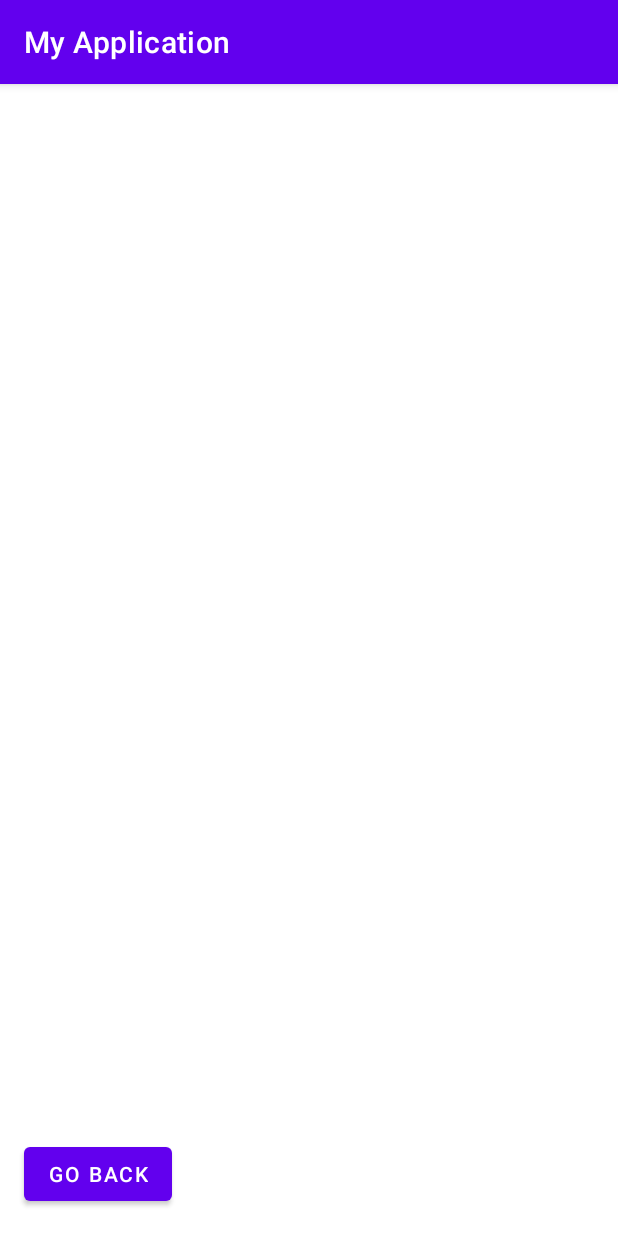
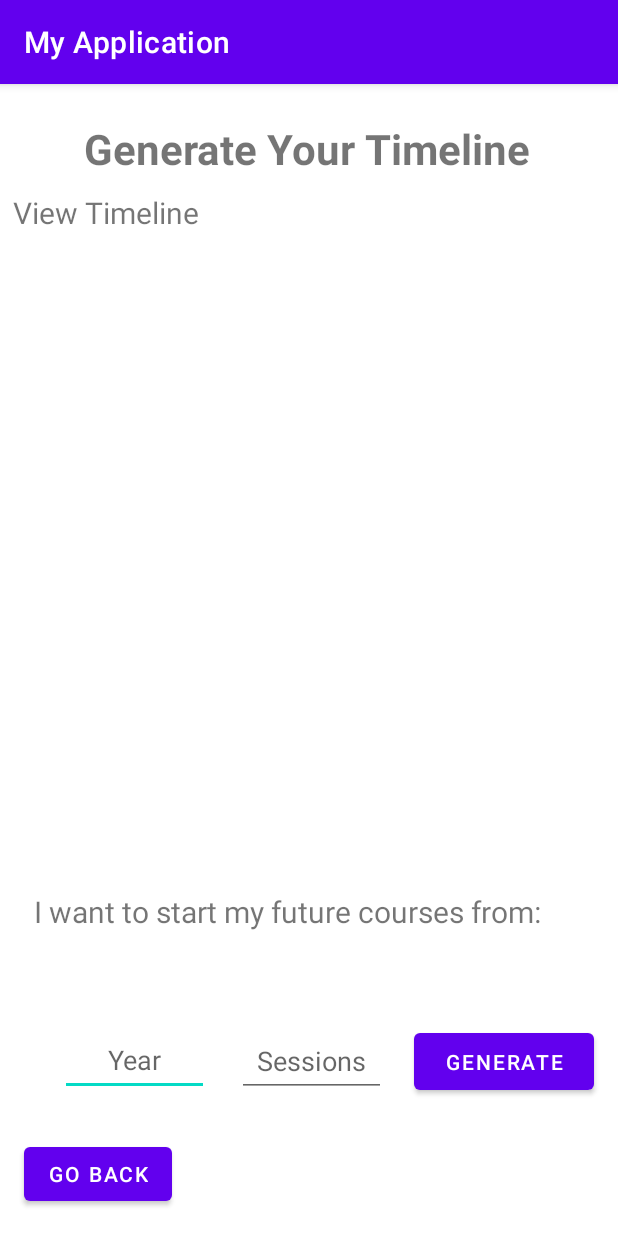
Before and after one commit to RuofanChen03/B07-group6, an Android app: the Student_Generate_Timeline screen opened directly, with no data from a screen before it, on a phone screen of 412 x 824 dp. Run offline under Robolectric (Android 15) with nearby library versions, the phone set to English and light mode, and no system bars.

Commit message:
Designed the UI, framework and some input restrictions of generating timeline in student part.

```diff
--- a/app/src/main/java/com/example/myapplication/Student_Generate_Timeline.java
+++ b/app/src/main/java/com/example/myapplication/Student_Generate_Timeline.java
@@ -1,10 +1,23 @@
 package com.example.myapplication;
+
+import static java.util.Arrays.asList;
 
 import androidx.appcompat.app.AppCompatActivity;
 
 import android.os.Bundle;
+import android.text.style.RelativeSizeSpan;
 import android.view.View;
+import android.widget.ArrayAdapter;
+import android.widget.AutoCompleteTextView;
 import android.widget.Button;
+import android.widget.TextView;
+import android.widget.Toast;
+
+import java.util.ArrayList;
+import java.util.HashSet;
+import java.util.List;
+
+import Student.CourseList;
 
 public class Student_Generate_Timeline extends AppCompatActivity {
 
@@ -12,6 +25,103 @@ public class Student_Generate_Timeline extends AppCompatActivity {
     protected void onCreate(Bundle savedInstanceState) {
         super.onCreate(savedInstanceState);
         setContentView(R.layout.activity_student_generate_timeline);
+
+        //测试数据导入 Sessions
+        List<String> Sessions_Choices = asList("Fall","Winter","Summer");
+
+        //Creating the instance of ArrayAdapter containing list of names
+        ArrayAdapter<String> adapter = new ArrayAdapter<String>(this, android.R.layout.simple_dropdown_item_1line, Sessions_Choices);
+        //Getting the instance of AutoCompleteTextView
+        AutoCompleteTextView Choices =  (AutoCompleteTextView)findViewById(R.id.Session_Choices);
+        Choices.setThreshold(1);//will start working from first character
+        Choices.setAdapter(adapter);//setting the adapter data into the AutoCompleteTextView
+        //Choices.setTextColor(Color.RED);
+
+
+        //测试数据导入 years
+        List<Integer> year_Choices = new ArrayList<Integer>();
+        int year=2022;
+        for(int i=0;i<100;i++){
+            year_Choices.add(year);
+            year+=1;
+        }
+        //Creating the instance of ArrayAdapter containing list of names
+        ArrayAdapter<Integer> adapter_year = new ArrayAdapter<Integer>(this, android.R.layout.simple_dropdown_item_1line, year_Choices);
+        //Getting the instance of AutoCompleteTextView
+        AutoCompleteTextView Choices_Year =  (AutoCompleteTextView)findViewById(R.id.Year_Choice);
+        Choices_Year.setThreshold(1);//will start working from first character
+        Choices_Year.setAdapter(adapter_year);//setting the adapter data into the AutoCompleteTextView
+        //Choices.setTextColor(Color.RED);
+
+        Button generate_real = (Button) findViewById(R.id.GenerateR);
+        generate_real.setOnClickListener(new View.OnClickListener() {
+            @Override
+            public void onClick(View v) {
+
+                AutoCompleteTextView YC = (AutoCompleteTextView) findViewById(R.id.Year_Choice);
+                if (YC.getText().toString().length() == 0 || YC.getText().toString().length()>=6) {
+                    Toast.makeText(Student_Generate_Timeline.this, "The Year is not available now. Please re-enter.", Toast.LENGTH_SHORT).show();
+                    return;
+                }
+                int year =  Integer.parseInt(YC.getText().toString());
+
+                if (!year_Choices.contains(year)){
+                    Toast.makeText(Student_Generate_Timeline.this, "The Year is not available now. Please re-enter.", Toast.LENGTH_SHORT).show();
+                    return;
+                }
+
+                AutoCompleteTextView SSC = (AutoCompleteTextView) findViewById(R.id.Session_Choices);
+                String session =  SSC.getText().toString();
+
+                //判断是否在可选session中
+                if (!Sessions_Choices.contains(session)){
+                    Toast.makeText(Student_Generate_Timeline.this, "Please re-enter the session name in \"\"Fall\",\"Winter\",\"Summer\".", Toast.LENGTH_SHORT).show();
+                    return;
+                }
+
+                //理论上这个页面的现有代码不用改 你看着搞
+
+                //past course hashset 的名字是 Student_Operation.Student_Past_Courses.CourseHAshSet
+                //future course hashset 的名字是 Student_Operation.Student_Future_Courses.CourseHAshSet
+                //all courses hashset的名字是 Student_Operation.AllCourseHashSet
+                //startyear 的名字是 year
+                //startsession的名字是 session
+                //名字就是这么长，直接作为你的参数复制黏贴名字就行
+
+                //Toast.makeText(Student_Generate_Timeline.this, "The Year is not available now. Please re-enter.", Toast.LENGTH_SHORT).show();
+                //上面这一行代码的作用是让屏幕弹一个下面的那个提示，你想用的话直接改这个string的文字，然后放在你想触发的地方就行，其他不用改
+
+                //在这里加你的timeline的method!!
+
+                HashSet<CourseList> TimeLine = new HashSet<CourseList>();
+                //把你method的输出赋值给TimeLine
+
+                String text="";
+
+
+                //生成一会儿会在屏幕上显示的text 这里改成你要在屏幕上显示的文字 你自己改
+                //text 这个string就是一会儿会在屏幕上显示的东西
+                /*
+                for (CourseList Course: TimeLine) {
+                    text = text + Course.courseCode +": "+ Course.offeringSession + '\n'+ "                 " +
+                            Course.prerequisite +'\n';
+                }
+                 */
+                //上面这个for循环的例子就是让text的内容是输出所有课程内容
+
+                //更改数据显示
+                TextView TLV = (TextView) findViewById(R.id.Timeline_view);
+                TLV.setText(text);
+
+                //到这就结束了
+
+
+
+            }
+
+        });
+
+
 
         Button go_back = (Button) findViewById(R.id.GT_Go_Back);
         go_back.setOnClickListener(new View.OnClickListener() {
--- a/app/src/main/res/layout/activity_student_generate_timeline.xml
+++ b/app/src/main/res/layout/activity_student_generate_timeline.xml
@@ -18,4 +18,91 @@
         app:layout_constraintTop_toTopOf="parent"
         app:layout_constraintVertical_bias="0.976" />
 
+    <ScrollView
+        android:id="@+id/scrollView2"
+        android:layout_width="393dp"
+        android:layout_height="446dp"
+        android:layout_marginTop="72dp"
+        app:layout_constraintEnd_toEndOf="parent"
+        app:layout_constraintHorizontal_bias="0.454"
+        app:layout_constraintStart_toStartOf="parent"
+        app:layout_constraintTop_toTopOf="parent">
+
+        <LinearLayout
+            android:layout_width="match_parent"
+            android:layout_height="wrap_content"
+            android:orientation="vertical">
+
+            <TextView
+                android:id="@+id/Timeline_view"
+                android:layout_width="match_parent"
+                android:layout_height="match_parent"
+                android:text="View Timeline"
+                android:textSize="20sp" />
+        </LinearLayout>
+    </ScrollView>
+
+    <AutoCompleteTextView
+        android:id="@+id/Year_Choice"
+        android:layout_width="99dp"
+        android:layout_height="48dp"
+        android:layout_marginStart="40dp"
+        android:accessibilityLiveRegion="none"
+        android:digits="1234567890"
+        android:hint="Year"
+        android:textAlignment="center"
+        app:layout_constraintBottom_toBottomOf="parent"
+        app:layout_constraintStart_toStartOf="parent"
+        app:layout_constraintTop_toTopOf="parent"
+        app:layout_constraintVertical_bias="0.87" />
+
+    <AutoCompleteTextView
+        android:id="@+id/Session_Choices"
+        android:layout_width="99dp"
+        android:layout_height="48dp"
+        android:hint="Sessions"
+        android:textAlignment="center"
+        app:layout_constraintBottom_toBottomOf="parent"
+        app:layout_constraintEnd_toStartOf="@+id/GenerateR"
+        app:layout_constraintStart_toEndOf="@+id/Year_Choice"
+        app:layout_constraintTop_toTopOf="parent"
+        app:layout_constraintVertical_bias="0.871" />
+
+    <TextView
+        android:id="@+id/Iwanntto"
+        android:layout_width="367dp"
+        android:layout_height="31dp"
+        android:layout_marginTop="20dp"
+        android:text="I want to start my future courses from:"
+        android:textSize="20sp"
+        app:layout_constraintEnd_toEndOf="parent"
+        app:layout_constraintStart_toStartOf="parent"
+        app:layout_constraintTop_toBottomOf="@+id/scrollView2" />
+
+    <TextView
+        android:id="@+id/Gnerate_timeline_text"
+        android:layout_width="wrap_content"
+        android:layout_height="0dp"
+        android:layout_marginTop="24dp"
+        android:text="Generate Your Timeline"
+        android:textAlignment="center"
+        android:textAllCaps="false"
+        android:textSize="28sp"
+        android:textStyle="bold"
+        app:layout_constraintEnd_toEndOf="parent"
+        app:layout_constraintHorizontal_bias="0.494"
+        app:layout_constraintStart_toStartOf="parent"
+        app:layout_constraintTop_toTopOf="parent" />
+
+    <Button
+        android:id="@+id/GenerateR"
+        android:layout_width="120dp"
+        android:layout_height="50dp"
+        android:layout_marginEnd="16dp"
+        android:text="Generate"
+        app:layout_constraintBottom_toBottomOf="parent"
+        app:layout_constraintEnd_toEndOf="parent"
+        app:layout_constraintTop_toTopOf="parent"
+        app:layout_constraintVertical_bias="0.873" />
+
 </androidx.constraintlayout.widget.ConstraintLayout>
```
Also changed, not shown: app/src/main/java/Student/CourseDataType.java (renamed from app/src/main/java/Student/TestData.java, +8 -120 lines), app/src/main/java/com/example/myapplication/Student_Operation.java (+20 -30 lines), app/src/main/java/com/example/myapplication/Student_View_Future_activity.java (+4 -4 lines), app/src/main/java/com/example/myapplication/Student_View_Past_activity.java (+4 -4 lines).
